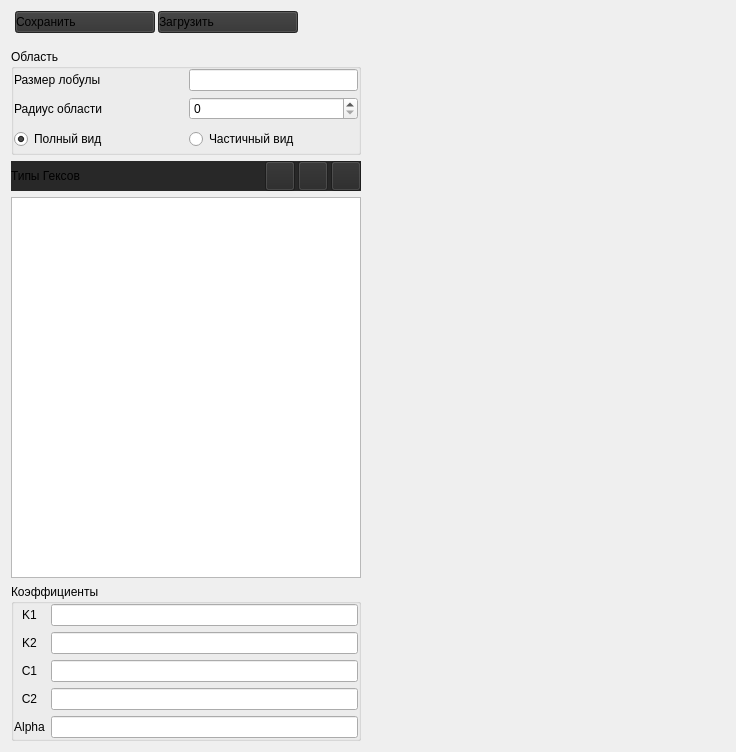
Above: liver generator/lobule2d/formgeo.ui from Re5ime/lobule before the change. Below: the same form after it.
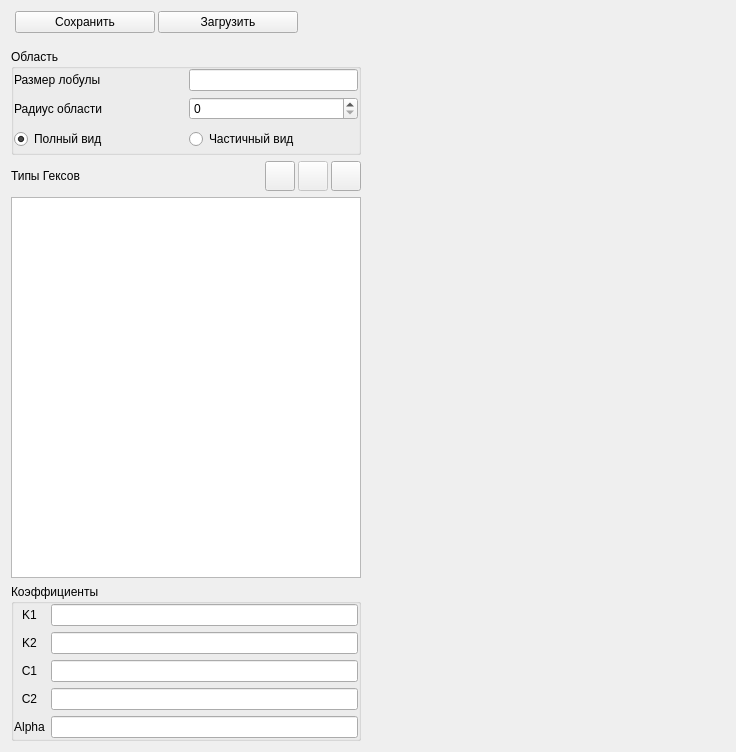
That is the form after the change. Icons and pictures are not drawn.

Commit message: change expert geometry and color theme

Diff of the .ui file:
```diff
--- a/liver generator/lobule2d/formgeo.ui
+++ b/liver generator/lobule2d/formgeo.ui
@@ -59,8 +59,7 @@
          </size>
         </property>
         <property name="styleSheet">
-         <string notr="true">background-color: rgb(50, 50, 50);
-text-align: left;</string>
+         <string notr="true"/>
         </property>
         <property name="text">
          <string>Сохранить</string>
@@ -92,8 +91,7 @@
          </size>
         </property>
         <property name="styleSheet">
-         <string notr="true">background-color: rgb(50, 50, 50);
-text-align: left;</string>
+         <string notr="true"/>
         </property>
         <property name="text">
          <string>Загрузить</string>
@@ -313,7 +311,7 @@
          <item>
           <widget class="QWidget" name="groupsTitle" native="true">
            <property name="styleSheet">
-            <string notr="true">background-color: rgb(40, 40, 40);</string>
+            <string notr="true"/>
            </property>
            <layout class="QHBoxLayout" name="groupLayout">
             <property name="spacing">
@@ -340,7 +338,7 @@
                </size>
               </property>
               <property name="styleSheet">
-               <string notr="true">background-color: rgb(40, 40, 40);</string>
+               <string notr="true"/>
               </property>
               <property name="text">
                <string>Типы Гексов</string>
```
The commit also changes 6 other files.
